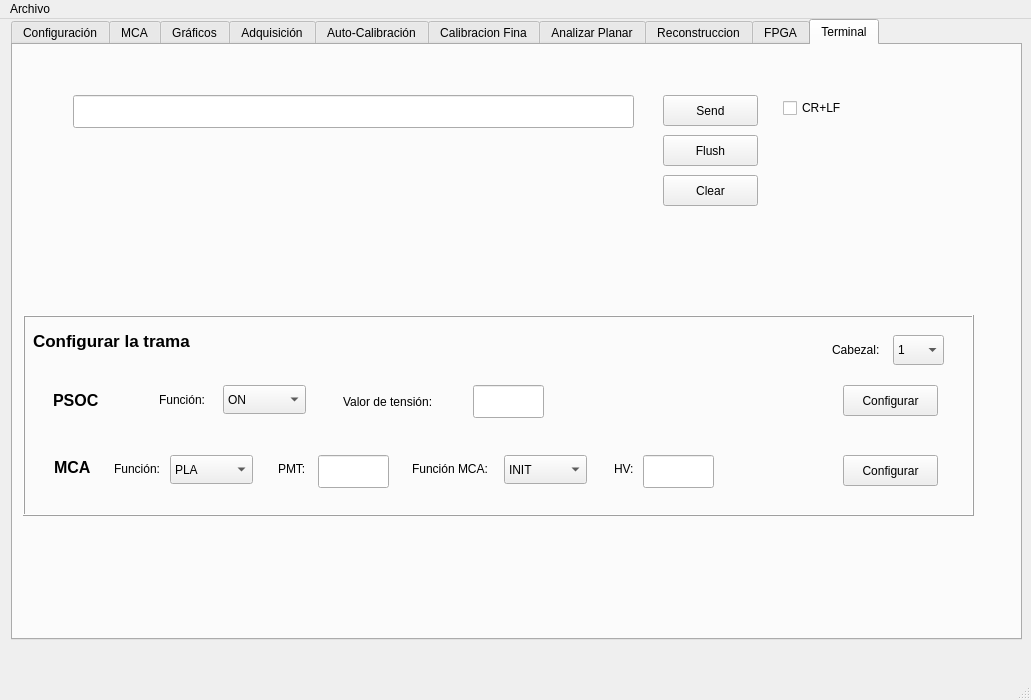
Before: the Qt Designer form ui/MainWindow.ui in dpirlo/qt-mca, drawn with Qt 5.
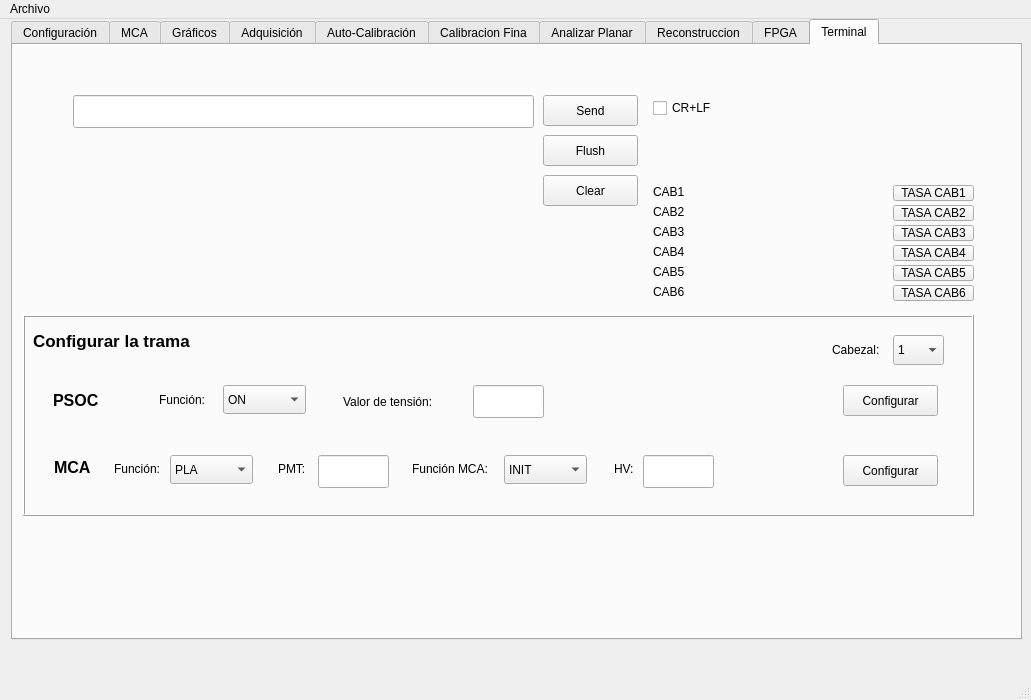
After: the same form once the commit is applied. The open tabs and pages were chosen to show the change. Custom widgets are drawn as their Qt base class.

Commit message: ARREGLO BUGS MENORES subo cambios antes de pasar a ahestevenz

The edit to the form file:
```diff
--- a/ui/MainWindow.ui
+++ b/ui/MainWindow.ui
@@ -6817,7 +6817,7 @@
      <widget class="QPushButton" name="pushButton_send_terminal">
       <property name="geometry">
        <rect>
-        <x>650</x>
+        <x>530</x>
         <y>50</y>
         <width>95</width>
         <height>31</height>
@@ -6832,7 +6832,7 @@
        <rect>
         <x>60</x>
         <y>190</y>
-        <width>771</width>
+        <width>571</width>
         <height>61</height>
        </rect>
       </property>
@@ -6856,7 +6856,7 @@
      <widget class="QPushButton" name="pushButton_flush_terminal">
       <property name="geometry">
        <rect>
-        <x>650</x>
+        <x>530</x>
         <y>90</y>
         <width>95</width>
         <height>31</height>
@@ -6871,7 +6871,7 @@
        <rect>
         <x>60</x>
         <y>50</y>
-        <width>561</width>
+        <width>461</width>
         <height>33</height>
        </rect>
       </property>
@@ -6879,7 +6879,7 @@
      <widget class="QCheckBox" name="checkBox_end_terminal">
       <property name="geometry">
        <rect>
-        <x>770</x>
+        <x>640</x>
         <y>50</y>
         <width>95</width>
         <height>26</height>
@@ -7241,7 +7241,7 @@
      <widget class="QPushButton" name="pushButton_clear_terminal">
       <property name="geometry">
        <rect>
-        <x>650</x>
+        <x>530</x>
         <y>130</y>
         <width>95</width>
         <height>31</height>
@@ -7251,6 +7251,240 @@
        <string>Clear</string>
       </property>
      </widget>
+     <widget class="QPushButton" name="RATECAB6">
+      <property name="geometry">
+       <rect>
+        <x>880</x>
+        <y>240</y>
+        <width>81</width>
+        <height>16</height>
+       </rect>
+      </property>
+      <property name="text">
+       <string>TASA CAB6</string>
+      </property>
+     </widget>
+     <widget class="QLabel" name="label_117">
+      <property name="geometry">
+       <rect>
+        <x>640</x>
+        <y>200</y>
+        <width>59</width>
+        <height>14</height>
+       </rect>
+      </property>
+      <property name="text">
+       <string>CAB4</string>
+      </property>
+     </widget>
+     <widget class="QPushButton" name="RATECAB4">
+      <property name="geometry">
+       <rect>
+        <x>880</x>
+        <y>200</y>
+        <width>81</width>
+        <height>16</height>
+       </rect>
+      </property>
+      <property name="text">
+       <string>TASA CAB4</string>
+      </property>
+     </widget>
+     <widget class="QLabel" name="label_113">
+      <property name="geometry">
+       <rect>
+        <x>640</x>
+        <y>160</y>
+        <width>59</width>
+        <height>14</height>
+       </rect>
+      </property>
+      <property name="text">
+       <string>CAB2</string>
+      </property>
+     </widget>
+     <widget class="QPushButton" name="RATECAB5">
+      <property name="geometry">
+       <rect>
+        <x>880</x>
+        <y>220</y>
+        <width>81</width>
+        <height>16</height>
+       </rect>
+      </property>
+      <property name="text">
+       <string>TASA CAB5</string>
+      </property>
+     </widget>
+     <widget class="QLabel" name="label_120">
+      <property name="geometry">
+       <rect>
+        <x>640</x>
+        <y>240</y>
+        <width>59</width>
+        <height>14</height>
+       </rect>
+      </property>
+      <property name="text">
+       <string>CAB6</string>
+      </property>
+     </widget>
+     <widget class="QLabel" name="label_CAB4">
+      <property name="geometry">
+       <rect>
+        <x>678</x>
+        <y>200</y>
+        <width>191</width>
+        <height>16</height>
+       </rect>
+      </property>
+      <property name="text">
+       <string/>
+      </property>
+     </widget>
+     <widget class="QLabel" name="label_CAB5">
+      <property name="geometry">
+       <rect>
+        <x>678</x>
+        <y>220</y>
+        <width>191</width>
+        <height>16</height>
+       </rect>
+      </property>
+      <property name="text">
+       <string/>
+      </property>
+     </widget>
+     <widget class="QLabel" name="label_CAB6">
+      <property name="geometry">
+       <rect>
+        <x>678</x>
+        <y>240</y>
+        <width>191</width>
+        <height>16</height>
+       </rect>
+      </property>
+      <property name="text">
+       <string/>
+      </property>
+     </widget>
+     <widget class="QPushButton" name="RATECAB1">
+      <property name="geometry">
+       <rect>
+        <x>880</x>
+        <y>140</y>
+        <width>81</width>
+        <height>16</height>
+       </rect>
+      </property>
+      <property name="text">
+       <string>TASA CAB1</string>
+      </property>
+     </widget>
+     <widget class="QPushButton" name="RATECAB2">
+      <property name="geometry">
+       <rect>
+        <x>880</x>
+        <y>160</y>
+        <width>81</width>
+        <height>16</height>
+       </rect>
+      </property>
+      <property name="text">
+       <string>TASA CAB2</string>
+      </property>
+     </widget>
+     <widget class="QPushButton" name="RATECAB3">
+      <property name="geometry">
+       <rect>
+        <x>880</x>
+        <y>180</y>
+        <width>81</width>
+        <height>16</height>
+       </rect>
+      </property>
+      <property name="text">
+       <string>TASA CAB3</string>
+      </property>
+     </widget>
+     <widget class="QLabel" name="label_115">
+      <property name="geometry">
+       <rect>
+        <x>640</x>
+        <y>180</y>
+        <width>59</width>
+        <height>14</height>
+       </rect>
+      </property>
+      <property name="text">
+       <string>CAB3</string>
+      </property>
+     </widget>
+     <widget class="QLabel" name="label_CAB1">
+      <property name="geometry">
+       <rect>
+        <x>678</x>
+        <y>140</y>
+        <width>191</width>
+        <height>16</height>
+       </rect>
+      </property>
+      <property name="text">
+       <string/>
+      </property>
+     </widget>
+     <widget class="QLabel" name="label_111">
+      <property name="geometry">
+       <rect>
+        <x>640</x>
+        <y>140</y>
+        <width>59</width>
+        <height>14</height>
+       </rect>
+      </property>
+      <property name="text">
+       <string>CAB1</string>
+      </property>
+     </widget>
+     <widget class="QLabel" name="label_CAB3">
+      <property name="geometry">
+       <rect>
+        <x>678</x>
+        <y>180</y>
+        <width>191</width>
+        <height>16</height>
+       </rect>
+      </property>
+      <property name="text">
+       <string/>
+      </property>
+     </widget>
+     <widget class="QLabel" name="label_CAB2">
+      <property name="geometry">
+       <rect>
+        <x>678</x>
+        <y>160</y>
+        <width>191</width>
+        <height>16</height>
+       </rect>
+      </property>
+      <property name="text">
+       <string/>
+      </property>
+     </widget>
+     <widget class="QLabel" name="label_119">
+      <property name="geometry">
+       <rect>
+        <x>640</x>
+        <y>220</y>
+        <width>59</width>
+        <height>14</height>
+       </rect>
+      </property>
+      <property name="text">
+       <string>CAB5</string>
+      </property>
+     </widget>
     </widget>
    </widget>
    <widget class="QLabel" name="label_data_output">
```
Left out of the diff: 10 changed lines with no effect on the pictures. The commit also changes 2 other files.
